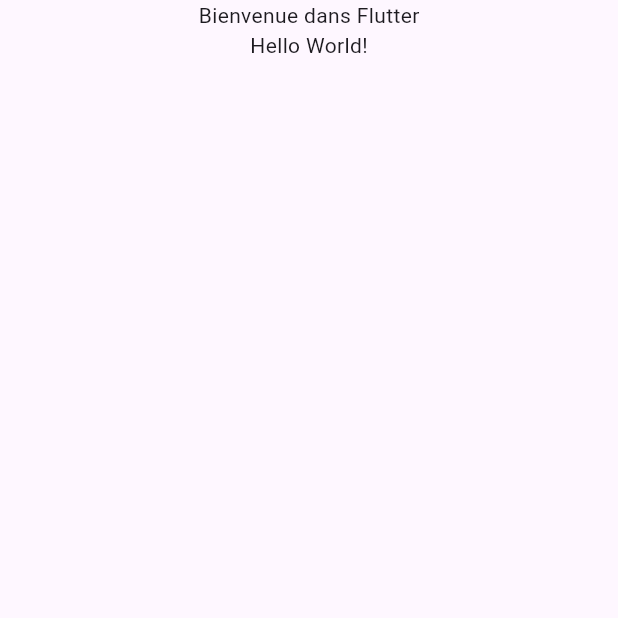
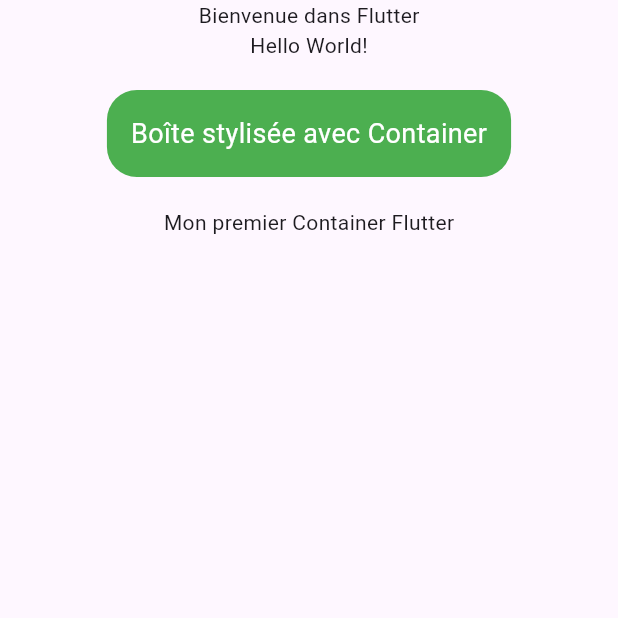
Before and after one commit to chouaibait/flutter_app_widgets_base, a Flutter app: the screen it shows after launch, on a phone screen of 412 x 824 dp, the top half of it. Run offline on Flutter 3.47's test engine with Material 3 defaults, Android fonts, the phone set to English and light mode, and no system bars.

Commit message:
Ajout du Container stylisé

```diff
--- a/lib/main.dart
+++ b/lib/main.dart
@@ -9,13 +9,26 @@ class MainApp extends StatelessWidget {
 
   @override
   Widget build(BuildContext context) {
-    return const MaterialApp(
+    return MaterialApp(
    home: Scaffold(
   body: Center(
     child: Column(
       children: [
        Text('Bienvenue dans Flutter'),
        Text('Hello World!'),
+       Container(
+        margin: EdgeInsets.all(20),
+        padding: EdgeInsets.all(16),
+        decoration: BoxDecoration(
+          color: Colors.green,
+          borderRadius: BorderRadius.circular(20),
+          ),
+          child: Text(
+            'Boîte stylisée avec Container',
+            style: TextStyle(color: Colors.white, fontSize: 18),
+            ),
+       ),
+       Text('Mon premier Container Flutter'),
       ],
     ),
   ),
```
